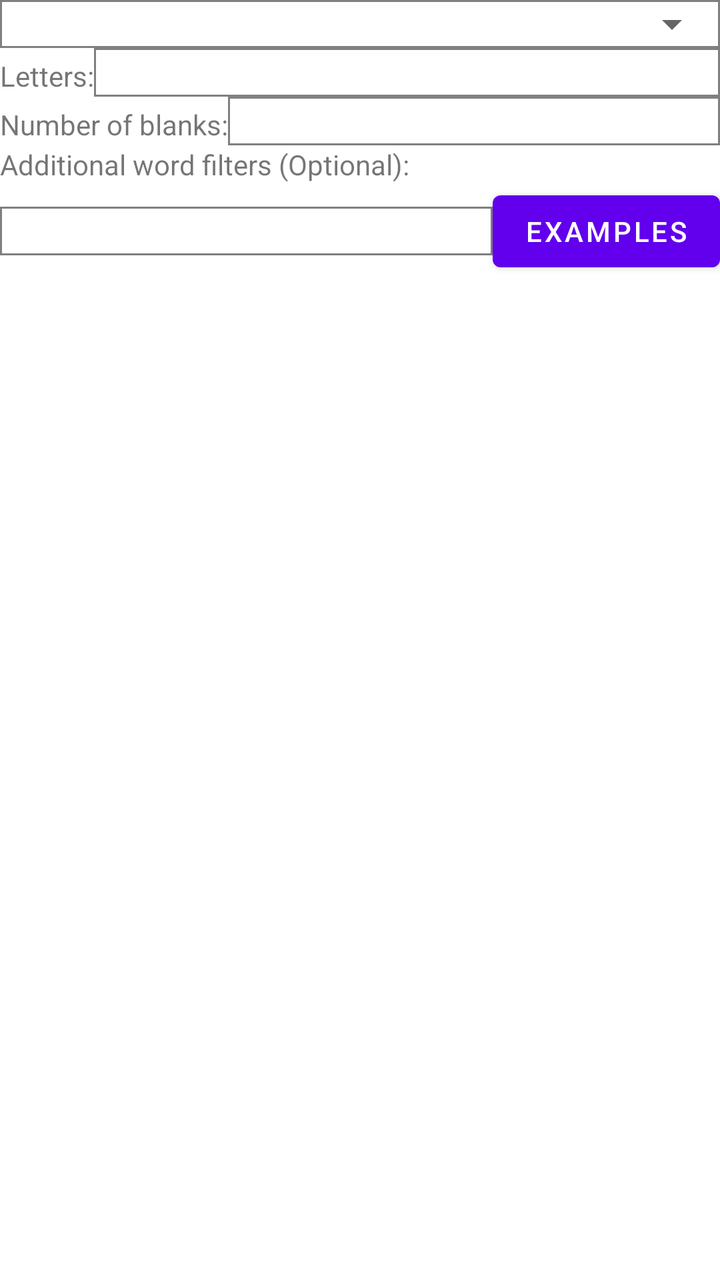
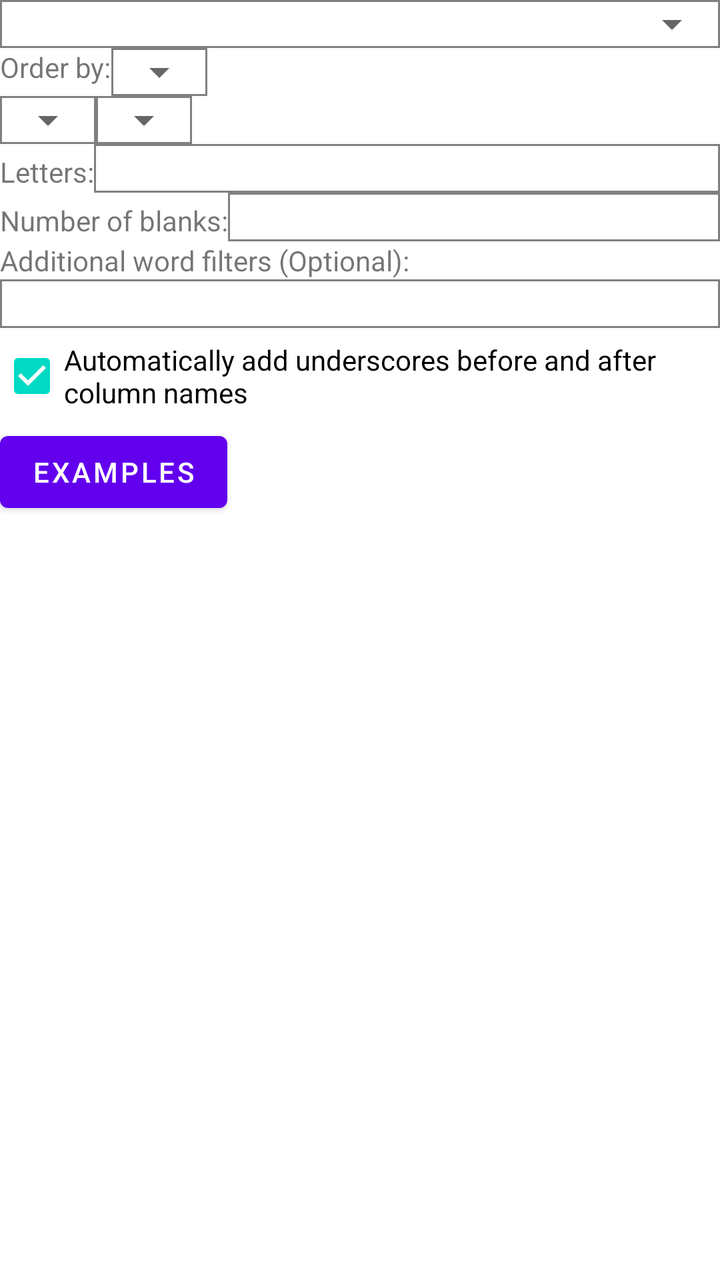

The first picture is an Android layout as it rendered before a commit; the second is the same layout after the commit. The layout source and the unified diff follow.
<!-- AndroidManifest.xml: application theme Theme.WordQuiz -->
<!-- res/layout/subanagram.xml -->
<?xml version="1.0" encoding="utf-8"?>
<ScrollView xmlns:android="http://schemas.android.com/apk/res/android"
    android:layout_width="match_parent"
    android:layout_height="wrap_content">
    <LinearLayout
        android:orientation="vertical"
        android:layout_width="match_parent"
        android:layout_height="match_parent">
        <FrameLayout
            android:layout_width="match_parent"
            android:layout_height="wrap_content"
            android:background="@drawable/rectangle">
            <Spinner
                android:id="@+id/spinner10"
                android:layout_width="match_parent"
                android:layout_height="wrap_content" />
        </FrameLayout>
        <LinearLayout
            android:orientation="horizontal"
            android:layout_width="match_parent"
            android:layout_height="wrap_content">
            <TextView
                android:id="@+id/textview29"
                android:layout_width="wrap_content"
                android:layout_height="wrap_content"
                android:text="Letters:">
            </TextView>
            <EditText
                android:id="@+id/edittext19"
                android:layout_width="match_parent"
                android:layout_height="wrap_content"
                android:background="@drawable/rectangle">
            </EditText>
        </LinearLayout>
        <LinearLayout
            android:orientation="horizontal"
            android:layout_width="match_parent"
            android:layout_height="wrap_content">
            <TextView
                android:id="@+id/textview30"
                android:layout_width="wrap_content"
                android:layout_height="wrap_content"
                android:text="Number of blanks:">
            </TextView>
            <EditText
                android:id="@+id/edittext20"
                android:layout_width="match_parent"
                android:layout_height="wrap_content"
                android:background="@drawable/rectangle"
                android:inputType="number">
            </EditText>
        </LinearLayout>
        <TextView
            android:id="@+id/textview31"
            android:layout_width="wrap_content"
            android:layout_height="wrap_content"
            android:text="Additional word filters (Optional):">
        </TextView>
        <RelativeLayout
            android:layout_width="match_parent"
            android:layout_height="wrap_content">
            <Button
                android:id="@+id/button81"
                android:layout_width="wrap_content"
                android:layout_height="wrap_content"
                android:layout_alignParentRight="true"
                android:text="Examples">
            </Button>
            <EditText
                android:id="@+id/edittext29"
                android:layout_width="match_parent"
                android:layout_height="wrap_content"
                android:layout_toLeftOf="@+id/button81"
                android:layout_centerVertical="true"
                android:background="@drawable/rectangle">
            </EditText>
        </RelativeLayout>
        <TextView
            android:id="@+id/textview32"
            android:layout_width="match_parent"
            android:layout_height="wrap_content">
        </TextView>
    </LinearLayout>
</ScrollView>
<!-- resources referenced by this layout -->
<resources>
  <!-- drawable rectangle (drawable) -->
  <?xml version="1.0" encoding="utf-8"?>
  <shape xmlns:android="http://schemas.android.com/apk/res/android">
      <stroke
          android:width="1dp"
          android:color="@color/gray"/>
  </shape>
  <style name="Theme.WordQuiz" parent="Theme.MaterialComponents.DayNight.NoActionBar">
          
          <item name="colorPrimary">@color/purple_500</item>
          <item name="colorPrimaryVariant">@color/purple_700</item>
          <item name="colorOnPrimary">@color/white</item>
          
          <item name="colorSecondary">@color/teal_200</item>
          <item name="colorSecondaryVariant">@color/teal_700</item>
          <item name="colorOnSecondary">@color/black</item>
          
          <item name="android:statusBarColor" tools:targetApi="l">?attr/colorPrimaryVariant</item>
          
      </style>
  <color name="gray">#FF808080</color>
  <color name="purple_500">#FF6200EE</color>
  <color name="purple_700">#FF3700B3</color>
  <color name="white">#FFFFFFFF</color>
  <color name="teal_200">#FF03DAC5</color>
  <color name="teal_700">#FF018786</color>
  <color name="black">#FF000000</color>
</resources>

<!-- the commit's change to res/layout/subanagram.xml (unified diff, before → after) -->
@@ -15,6 +15,49 @@
                 android:layout_width="match_parent"
                 android:layout_height="wrap_content" />
         </FrameLayout>
+        <LinearLayout
+            android:orientation="horizontal"
+            android:layout_width="match_parent"
+            android:layout_height="wrap_content">
+            <TextView
+                android:layout_width="wrap_content"
+                android:layout_height="wrap_content"
+                android:text="Order by:"
+                android:id="@+id/textview84">
+            </TextView>
+            <FrameLayout
+                android:layout_width="wrap_content"
+                android:layout_height="wrap_content"
+                android:background="@drawable/rectangle">
+                <Spinner
+                    android:id="@+id/spinner31"
+                    android:layout_width="wrap_content"
+                    android:layout_height="wrap_content" />
+            </FrameLayout>
+        </LinearLayout>
+        <LinearLayout
+            android:orientation="horizontal"
+            android:layout_width="match_parent"
+            android:layout_height="wrap_content">
+            <FrameLayout
+                android:layout_width="wrap_content"
+                android:layout_height="wrap_content"
+                android:background="@drawable/rectangle">
+                <Spinner
+                    android:id="@+id/spinner32"
+                    android:layout_width="wrap_content"
+                    android:layout_height="wrap_content" />
+            </FrameLayout>
+            <FrameLayout
+                android:layout_width="wrap_content"
+                android:layout_height="wrap_content"
+                android:background="@drawable/rectangle">
+                <Spinner
+                    android:id="@+id/spinner33"
+                    android:layout_width="wrap_content"
+                    android:layout_height="wrap_content" />
+            </FrameLayout>
+        </LinearLayout>
         <LinearLayout
             android:orientation="horizontal"
             android:layout_width="match_parent"
@@ -56,25 +99,25 @@
             android:layout_height="wrap_content"
             android:text="Additional word filters (Optional):">
         </TextView>
-        <RelativeLayout
+        <EditText
+            android:id="@+id/edittext29"
             android:layout_width="match_parent"
-            android:layout_height="wrap_content">
-            <Button
-                android:id="@+id/button81"
-                android:layout_width="wrap_content"
-                android:layout_height="wrap_content"
-                android:layout_alignParentRight="true"
-                android:text="Examples">
-            </Button>
-            <EditText
-                android:id="@+id/edittext29"
-                android:layout_width="match_parent"
-                android:layout_height="wrap_content"
-                android:layout_toLeftOf="@+id/button81"
-                android:layout_centerVertical="true"
-                android:background="@drawable/rectangle">
-            </EditText>
-        </RelativeLayout>
+            android:layout_height="wrap_content"
+            android:background="@drawable/rectangle">
+        </EditText>
+        <CheckBox
+            android:id="@+id/checkbox4"
+            android:layout_width="wrap_content"
+            android:layout_height="wrap_content"
+            android:checked="true"
+            android:text="Automatically add underscores before and after column names">
+        </CheckBox>
+        <Button
+            android:id="@+id/button81"
+            android:layout_width="wrap_content"
+            android:layout_height="wrap_content"
+            android:text="Examples">
+        </Button>
         <TextView
             android:id="@+id/textview32"
             android:layout_width="match_parent"
